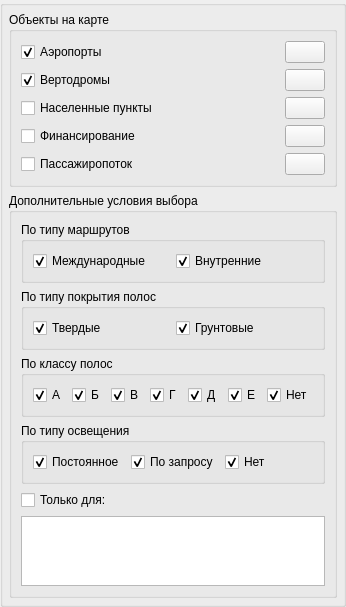
The window that src/control_panel.ui (PFedorovMsk/AirportMap) describes before a commit, drawn with Qt 5.
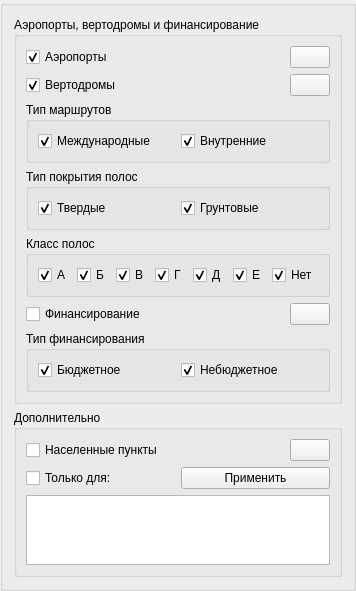
The same window after the commit. Custom widgets are drawn as their Qt base class.

Commit message: Изменил логику работы: часть объектов на карте (аэропорты, вертодромы и финансирование) считаются основными, прочие - дополнительными (пока только населенные пункты) и они отрисовываются в отдельных процедурах. + мелкие правки

The edit to the form file:
```diff
--- a/src/control_panel.ui
+++ b/src/control_panel.ui
@@ -7,7 +7,7 @@
     <x>0</x>
     <y>0</y>
     <width>317</width>
-    <height>564</height>
+    <height>538</height>
    </rect>
   </property>
   <property name="sizePolicy">
@@ -25,28 +25,13 @@
   <property name="flat">
    <bool>true</bool>
   </property>
-  <layout class="QVBoxLayout" name="verticalLayout_3">
-   <property name="spacing">
-    <number>6</number>
-   </property>
-   <property name="leftMargin">
-    <number>6</number>
-   </property>
-   <property name="topMargin">
-    <number>6</number>
-   </property>
-   <property name="rightMargin">
-    <number>6</number>
-   </property>
-   <property name="bottomMargin">
-    <number>6</number>
-   </property>
+  <layout class="QVBoxLayout" name="verticalLayout_4">
    <item>
-    <widget class="QGroupBox" name="groupBox_6">
+    <widget class="QGroupBox" name="groupBox_5">
      <property name="title">
-      <string>Объекты на карте</string>
+      <string>Аэропорты, вертодромы и финансирование</string>
      </property>
-     <layout class="QVBoxLayout" name="verticalLayout_2">
+     <layout class="QVBoxLayout" name="verticalLayout_3">
       <item>
        <layout class="QHBoxLayout" name="horizontalLayout_19">
         <item>
@@ -128,135 +113,6 @@
        </layout>
       </item>
       <item>
-       <layout class="QHBoxLayout" name="horizontalLayout_23">
-        <item>
-         <widget class="QCheckBox" name="cbCities">
-          <property name="text">
-           <string>Населенные пункты</string>
-          </property>
-          <property name="checked">
-           <bool>false</bool>
-          </property>
-         </widget>
-        </item>
-        <item>
-         <spacer name="horizontalSpacer_7">
-          <property name="orientation">
-           <enum>Qt::Horizontal</enum>
-          </property>
-          <property name="sizeHint" stdset="0">
-           <size>
-            <width>40</width>
-            <height>20</height>
-           </size>
-          </property>
-         </spacer>
-        </item>
-        <item>
-         <widget class="ColorSelectButton" name="btnCitiesColor">
-          <property name="sizePolicy">
-           <sizepolicy hsizetype="Preferred" vsizetype="Preferred">
-            <horstretch>0</horstretch>
-            <verstretch>0</verstretch>
-           </sizepolicy>
-          </property>
-          <property name="text">
-           <string/>
-          </property>
-         </widget>
-        </item>
-       </layout>
-      </item>
-      <item>
-       <layout class="QHBoxLayout" name="horizontalLayout_18">
-        <item>
-         <widget class="QCheckBox" name="cbFinancing">
-          <property name="text">
-           <string>Финансирование</string>
-          </property>
-          <property name="checked">
-           <bool>false</bool>
-          </property>
-         </widget>
-        </item>
-        <item>
-         <spacer name="horizontalSpacer_2">
-          <property name="orientation">
-           <enum>Qt::Horizontal</enum>
-          </property>
-          <property name="sizeHint" stdset="0">
-           <size>
-            <width>40</width>
-            <height>20</height>
-           </size>
-          </property>
-         </spacer>
-        </item>
-        <item>
-         <widget class="ColorSelectButton" name="btnFinancingColor">
-          <property name="sizePolicy">
-           <sizepolicy hsizetype="Preferred" vsizetype="Preferred">
-            <horstretch>0</horstretch>
-            <verstretch>0</verstretch>
-           </sizepolicy>
-          </property>
-          <property name="text">
-           <string/>
-          </property>
-         </widget>
-        </item>
-       </layout>
-      </item>
-      <item>
-       <layout class="QHBoxLayout" name="horizontalLayout_17">
-        <item>
-         <widget class="QCheckBox" name="cbTraffic">
-          <property name="text">
-           <string>Пассажиропоток</string>
-          </property>
-          <property name="checked">
-           <bool>false</bool>
-          </property>
-         </widget>
-        </item>
-        <item>
-         <spacer name="horizontalSpacer_3">
-          <property name="orientation">
-           <enum>Qt::Horizontal</enum>
-          </property>
-          <property name="sizeHint" stdset="0">
-           <size>
-            <width>40</width>
-            <height>20</height>
-           </size>
-          </property>
-         </spacer>
-        </item>
-        <item>
-         <widget class="ColorSelectButton" name="btnTrafficColor">
-          <property name="sizePolicy">
-           <sizepolicy hsizetype="Preferred" vsizetype="Preferred">
-            <horstretch>0</horstretch>
-            <verstretch>0</verstretch>
-           </sizepolicy>
-          </property>
-          <property name="text">
-           <string/>
-          </property>
-         </widget>
-        </item>
-       </layout>
-      </item>
-     </layout>
-    </widget>
-   </item>
-   <item>
-    <widget class="QGroupBox" name="groupBox">
-     <property name="title">
-      <string>Дополнительные условия выбора</string>
-     </property>
-     <layout class="QVBoxLayout" name="verticalLayout_4">
-      <item>
        <widget class="QGroupBox" name="groupBox_2">
         <property name="sizePolicy">
          <sizepolicy hsizetype="Minimum" vsizetype="Preferred">
@@ -265,7 +121,7 @@
          </sizepolicy>
         </property>
         <property name="title">
-         <string>По типу маршрутов</string>
+         <string>Тип маршрутов</string>
         </property>
         <layout class="QHBoxLayout" name="horizontalLayout_6">
          <item>
@@ -300,7 +156,7 @@
          </sizepolicy>
         </property>
         <property name="title">
-         <string>По типу покрытия полос</string>
+         <string>Тип покрытия полос</string>
         </property>
         <layout class="QHBoxLayout" name="horizontalLayout_2">
          <item>
@@ -335,7 +191,7 @@
          </sizepolicy>
         </property>
         <property name="title">
-         <string>По классу полос</string>
+         <string>Класс полос</string>
         </property>
         <layout class="QVBoxLayout" name="verticalLayout">
          <item>
@@ -416,7 +272,47 @@
        </widget>
       </item>
       <item>
-       <widget class="QGroupBox" name="groupBox_5">
+       <layout class="QHBoxLayout" name="horizontalLayout_18">
+        <item>
+         <widget class="QCheckBox" name="cbFinancing">
+          <property name="text">
+           <string>Финансирование</string>
+          </property>
+          <property name="checked">
+           <bool>false</bool>
+          </property>
+         </widget>
+        </item>
+        <item>
+         <spacer name="horizontalSpacer_2">
+          <property name="orientation">
+           <enum>Qt::Horizontal</enum>
+          </property>
+          <property name="sizeHint" stdset="0">
+           <size>
+            <width>40</width>
+            <height>20</height>
+           </size>
+          </property>
+         </spacer>
+        </item>
+        <item>
+         <widget class="ColorSelectButton" name="btnFinancingColor">
+          <property name="sizePolicy">
+           <sizepolicy hsizetype="Preferred" vsizetype="Preferred">
+            <horstretch>0</horstretch>
+            <verstretch>0</verstretch>
+           </sizepolicy>
+          </property>
+          <property name="text">
+           <string/>
+          </property>
+         </widget>
+        </item>
+       </layout>
+      </item>
+      <item>
+       <widget class="QGroupBox" name="groupBox_7">
         <property name="sizePolicy">
          <sizepolicy hsizetype="Minimum" vsizetype="Preferred">
           <horstretch>0</horstretch>
@@ -424,13 +320,13 @@
          </sizepolicy>
         </property>
         <property name="title">
-         <string>По типу освещения</string>
+         <string>Тип финансирования</string>
         </property>
-        <layout class="QHBoxLayout" name="horizontalLayout_14">
+        <layout class="QHBoxLayout" name="horizontalLayout_4">
          <item>
           <widget class="QCheckBox" name="cbLightingConst">
            <property name="text">
-            <string>Постоянное</string>
+            <string>Бюджетное</string>
            </property>
            <property name="checked">
             <bool>true</bool>
@@ -440,17 +336,7 @@
          <item>
           <widget class="QCheckBox" name="cbLightingOnRequest">
            <property name="text">
-            <string>По запросу</string>
-           </property>
-           <property name="checked">
-            <bool>true</bool>
-           </property>
-          </widget>
-         </item>
-         <item>
-          <widget class="QCheckBox" name="cbLightingNo">
-           <property name="text">
-            <string>Нет</string>
+            <string>Небюджетное</string>
            </property>
            <property name="checked">
             <bool>true</bool>
@@ -460,12 +346,72 @@
         </layout>
        </widget>
       </item>
+     </layout>
+    </widget>
+   </item>
+   <item>
+    <widget class="QGroupBox" name="groupBox_6">
+     <property name="title">
+      <string>Дополнительно</string>
+     </property>
+     <layout class="QVBoxLayout" name="verticalLayout_2">
       <item>
-       <widget class="QCheckBox" name="cbOnlyFor">
-        <property name="text">
-         <string>Только для:</string>
-        </property>
-       </widget>
+       <layout class="QHBoxLayout" name="horizontalLayout_23">
+        <item>
+         <widget class="QCheckBox" name="cbCities">
+          <property name="text">
+           <string>Населенные пункты</string>
+          </property>
+          <property name="checked">
+           <bool>false</bool>
+          </property>
+         </widget>
+        </item>
+        <item>
+         <spacer name="horizontalSpacer_7">
+          <property name="orientation">
+           <enum>Qt::Horizontal</enum>
+          </property>
+          <property name="sizeHint" stdset="0">
+           <size>
+            <width>40</width>
+            <height>20</height>
+           </size>
+          </property>
+         </spacer>
+        </item>
+        <item>
+         <widget class="ColorSelectButton" name="btnCitiesColor">
+          <property name="sizePolicy">
+           <sizepolicy hsizetype="Preferred" vsizetype="Preferred">
+            <horstretch>0</horstretch>
+            <verstretch>0</verstretch>
+           </sizepolicy>
+          </property>
+          <property name="text">
+           <string/>
+          </property>
+         </widget>
+        </item>
+       </layout>
+      </item>
+      <item>
+       <layout class="QHBoxLayout" name="horizontalLayout">
+        <item>
+         <widget class="QCheckBox" name="cbOnlyFor">
+          <property name="text">
+           <string>Только для:</string>
+          </property>
+         </widget>
+        </item>
+        <item>
+         <widget class="QPushButton" name="btnUpdate">
+          <property name="text">
+           <string>Применить</string>
+          </property>
+         </widget>
+        </item>
+       </layout>
       </item>
       <item>
        <widget class="QTreeWidget" name="treeRegions">
```
Left out of the diff: 4 changed lines with no effect on the pictures. The commit also changes 7 other files.
